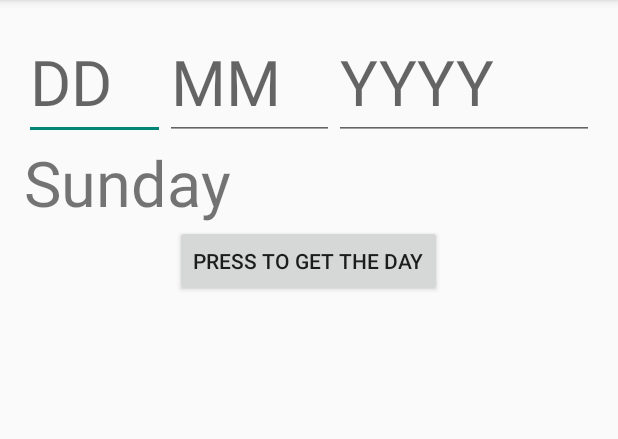
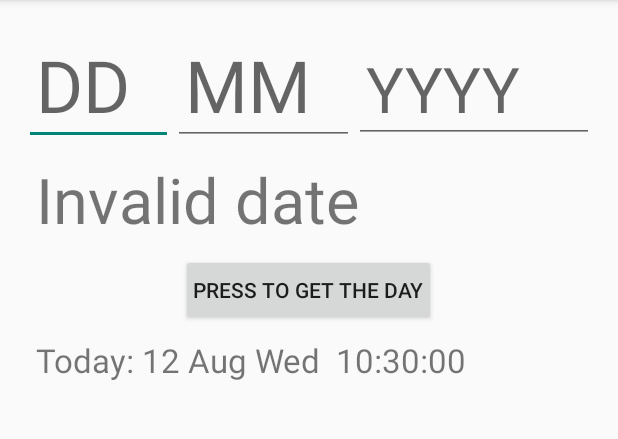
Before and after one commit to sonukgupta72/GetDayOnAnyDate, an Android app: the screen it shows after launch (MainActivity), after a tap on "PRESS TO GET THE DAY", on a phone screen of 412 x 824 dp, the part 84-523 px from its top. Run offline under Robolectric (Android 15) with nearby library versions, the phone set to English and light mode, and no system bars; 3 statements that could not run were skipped.

Commit message:
change in non leapyear feb month.

```diff
--- a/app/src/main/java/com/example/android/getdayonanydate/MainActivity.java
+++ b/app/src/main/java/com/example/android/getdayonanydate/MainActivity.java
@@ -8,6 +8,8 @@ import android.view.View;
 import android.widget.EditText;
 import android.widget.TextView;
 
+import java.text.SimpleDateFormat;
+import java.util.Date;
 
 public class MainActivity extends ActionBarActivity {
 
@@ -15,8 +17,11 @@ public class MainActivity extends ActionBarActivity {
     protected void onCreate(Bundle savedInstanceState) {
         super.onCreate(savedInstanceState);
         setContentView(R.layout.activity_main);
+        Date date1 = new Date();
+        SimpleDateFormat sdf1 = new SimpleDateFormat("dd MMM EEE  hh:mm:ss");
+        String dateString = sdf1.format(date1);
+        displayCurrentDay(dateString);
     }
-
 
     public void getDay(View view)    {
         int c,i=0,dayCounter=0;
@@ -47,6 +52,9 @@ public class MainActivity extends ActionBarActivity {
             {
                 if(d>28) {
                     dayCounter = 7;
+                }
+                else{
+                    dayCounter = (c + 31 + d - i-1) % 7;
                 }
             }
             else
@@ -149,7 +157,7 @@ public class MainActivity extends ActionBarActivity {
                 dayCounter = (c + 31 + 28 + 31 + 30 + 31 + 30 + 31 + 31 + 30 + 31 + 30 + d-1) % 7;
             }
         }
-        if(m<0 || m>12) {
+        if(m<=0 || m>12 || d<=0) {
             dayCounter = 7;
         }
 
@@ -178,6 +186,8 @@ public class MainActivity extends ActionBarActivity {
         if(dayCounter==7) {
             displayDay("Invalid date");
         }
+
+
     }
 
     @Override
@@ -205,4 +215,8 @@ public class MainActivity extends ActionBarActivity {
         TextView dayTextView=(TextView)findViewById(R.id.text_view1);
         dayTextView.setText(""+day);
     }
+    public void displayCurrentDay(String currentDate){
+        TextView dayTextView=(TextView)findViewById(R.id.text_view2);
+        dayTextView.setText("Today: "+currentDate);
+    }
 }
--- a/app/src/main/res/layout/activity_main.xml
+++ b/app/src/main/res/layout/activity_main.xml
@@ -19,18 +19,22 @@
         android:layout_width="wrap_content"
         android:layout_height="wrap_content"
         android:inputType="number"
-        android:textSize="42dp"
+        android:textSize="48dp"
         android:id="@+id/editText1"
         android:hint="DD"
-        android:layout_weight="1" />
+        android:layout_weight="1"
+        android:maxLength="2"
+        android:padding="8dp"/>
         <EditText
         android:layout_width="wrap_content"
         android:layout_height="wrap_content"
         android:inputType="number"
-        android:textSize="42dp"
+        android:textSize="48dp"
         android:id="@+id/editText2"
         android:hint="MM"
-        android:layout_weight="1"/>
+        android:layout_weight="1"
+        android:maxLength="2"
+        android:padding="8dp"/>
 
         <EditText
         android:layout_width="wrap_content"
@@ -39,7 +43,9 @@
         android:id="@+id/editText3"
         android:textSize="42dp"
         android:hint="YYYY"
-        android:layout_weight="2"/>
+        android:layout_weight="2"
+        android:maxLength="4"
+        android:padding="8dp"/>
     </LinearLayout>
 
 
@@ -47,17 +53,29 @@
         android:layout_width="match_parent"
         android:layout_height="wrap_content"
         android:layout_gravity="center_horizontal"
-        android:text="Day"
         android:textSize="42dp"
-        android:id="@+id/text_view1"/>
+        android:padding="8dp"
+        android:id="@+id/text_view1"
+        android:hint="Day" />
 
     <Button
         android:layout_width="wrap_content"
         android:layout_height="wrap_content"
         android:id="@+id/button"
+        android:padding="8dp"
         android:layout_gravity="center_horizontal"
         android:text="Press to get The Day"
         android:textSize="14dp"
         android:onClick="getDay"/>
 
+    <TextView
+        android:layout_width="match_parent"
+        android:layout_height="wrap_content"
+        android:layout_gravity="center_horizontal"
+        android:textSize="22dp"
+        android:id="@+id/text_view2"
+        android:padding="8dp"
+        android:hint="Current DD-MM HH:MM:SS" />
+
+
 </LinearLayout>
```
